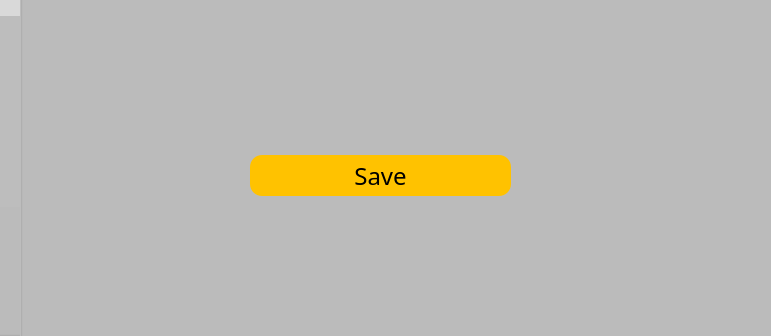
The window that adminmanagemetroaddstation.ui (hager55m/Metro-Mate-DS) describes before a commit, drawn with Qt 5; both pictures show x 429 to 1200 and y 364 to 700 of the 1200 by 700 pixel window.
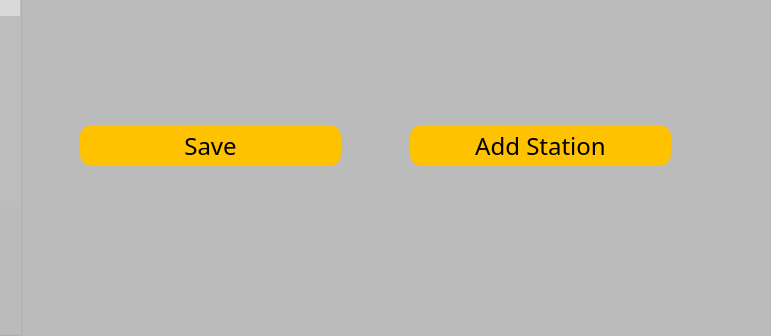
The same window after the commit.

```diff
--- a/adminmanagemetroaddstation.ui
+++ b/adminmanagemetroaddstation.ui
@@ -604,8 +604,8 @@
     <widget class="QPushButton" name="pushButton_12">
      <property name="geometry">
       <rect>
-       <x>230</x>
-       <y>570</y>
+       <x>60</x>
+       <y>540</y>
        <width>261</width>
        <height>41</height>
       </rect>
@@ -658,6 +658,30 @@
       <string/>
      </property>
     </widget>
+    <widget class="QPushButton" name="pushButton_14">
+     <property name="geometry">
+      <rect>
+       <x>390</x>
+       <y>540</y>
+       <width>261</width>
+       <height>41</height>
+      </rect>
+     </property>
+     <property name="font">
+      <font>
+       <family>BAXAUTRIAL</family>
+       <pointsize>18</pointsize>
+      </font>
+     </property>
+     <property name="styleSheet">
+      <string notr="true">background-color: #FFC200;
+border-radius: 12;
+color: black;</string>
+     </property>
+     <property name="text">
+      <string>Add Station</string>
+     </property>
+    </widget>
    </widget>
    <zorder>pushButton_21</zorder>
    <zorder>label_34</zorder>
```
